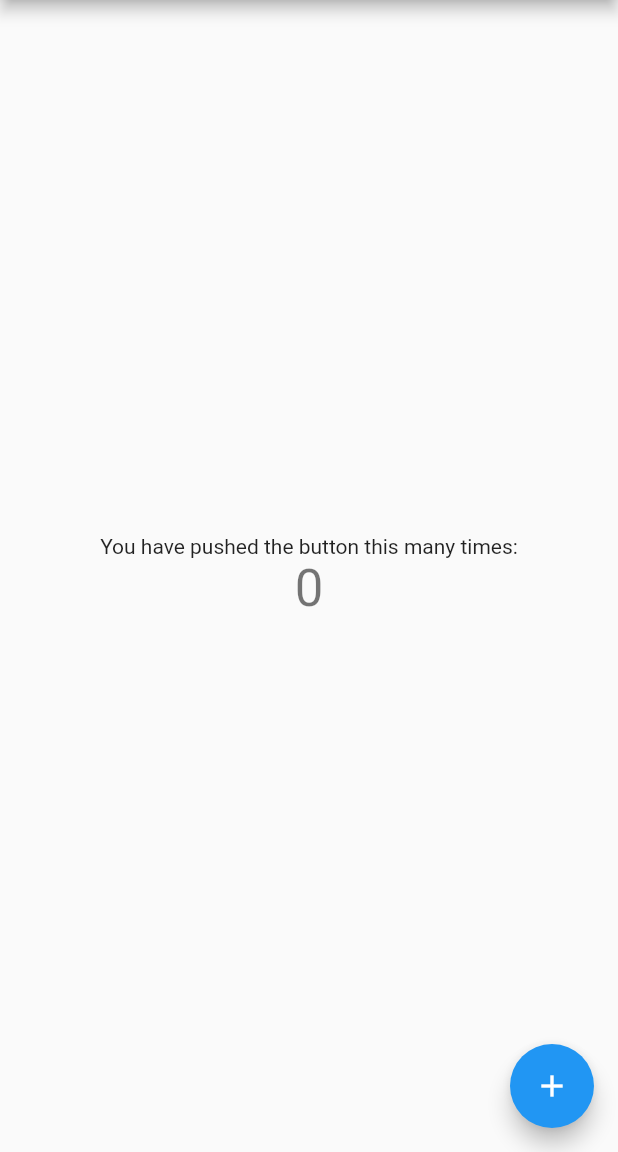
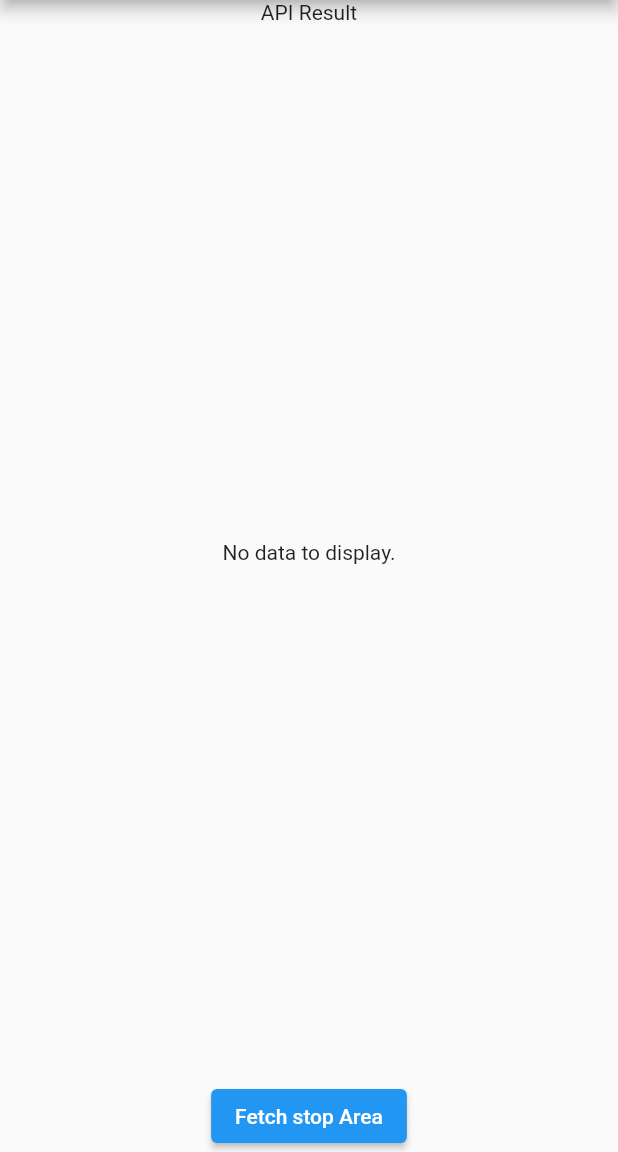
Before and after one commit to clallavena/GareConnect, a Flutter app: the screen it shows after launch, on a phone screen of 412 x 824 dp, the part 84-1236 px from its top. Run offline on Flutter 3.47's test engine with Material 2 defaults, Android fonts, the phone set to English and light mode, and no system bars; our stand-ins replace flutter_dotenv.

Commit message:
Add simple page with no pagination, call api and then display in list tile

```diff
--- a/lib/main.dart
+++ b/lib/main.dart
@@ -1,5 +1,11 @@
 import 'package:flutter/material.dart';
 import 'package:flutter_dotenv/flutter_dotenv.dart';
+import 'package:gare_connect/src/api_controller.dart';
+import 'package:gare_connect/src/model/pto_model.dart';
+import 'package:gare_connect/src/model/stop_area_model.dart';
+
+import 'package:http/http.dart' as http;
+import 'dart:developer' as developer;
 
 Future main() async{
   await dotenv.load(fileName: ".env");
@@ -50,19 +56,37 @@ class MyHomePage extends StatefulWidget {
 }
 
 class _MyHomePageState extends State<MyHomePage> {
-  int _counter = 0;
+  final ApiController _apiController = ApiController(); // Initialize the ApiController
 
-  void _incrementCounter() {
-    setState(() {
-      // This call to setState tells the Flutter framework that something has
-      // changed in this State, which causes it to rerun the build method below
-      // so that the display can reflect the updated values. If we changed
-      // _counter without calling setState(), then the build method would not be
-      // called again, and so nothing would appear to happen.
-      _counter++;
-    });
+  List<StopArea> result = []; // Variable to store the result from the API
+
+  @override
+  void initState() {
+    super.initState();
+    //_fetchStopAreas(); // Call the API when the widget is initialized
   }
 
+  Future<void> _fetchStopAreas() async {
+    try {
+      final Pto? stopAreas = await _apiController.getStopAreas(http.Client());
+
+      if (stopAreas != null && stopAreas.stopAreas != null) {
+        setState(() {
+          result = stopAreas.stopAreas!;
+        });
+      } else {
+        setState(() {
+          result = [];
+          developer.log('result is empty');
+        });
+      }
+    } catch (e) {
+      setState(() {
+        developer.log('[ERROR] $e');
+        result = []; // Handle API call errors
+      });
+    }
+  }
   @override
   Widget build(BuildContext context) {
     // This method is rerun every time setState is called, for instance as done
@@ -98,19 +122,26 @@ class _MyHomePageState extends State<MyHomePage> {
           mainAxisAlignment: MainAxisAlignment.center,
           children: <Widget>[
             const Text(
-              'You have pushed the button this many times:',
+              'API Result',
             ),
-            Text(
-              '$_counter',
-              style: Theme.of(context).textTheme.headline4,
+            Expanded(
+                child: result.isNotEmpty ? ListView.builder(
+                    itemCount: result.length,
+                    itemBuilder: (context, index) {
+                      final stopArea = result[index];
+                      return ListTile(
+                        title: Text(stopArea.name),
+                        subtitle: Text(stopArea.label),
+                      );
+                    },
+                )
+            :const Center(
+                  child: Text('No data to display.'),
+                ),
             ),
+            ElevatedButton(onPressed: _fetchStopAreas, child: const Text('Fetch stop Area')),
           ],
         ),
-      ),
-      floatingActionButton: FloatingActionButton(
-        onPressed: _incrementCounter,
-        tooltip: 'Increment',
-        child: const Icon(Icons.add),
       ), // This trailing comma makes auto-formatting nicer for build methods.
     );
   }
--- a/lib/src/model/stop_area_model.dart
+++ b/lib/src/model/stop_area_model.dart
@@ -8,7 +8,7 @@ class StopArea{
   String timezone;
   String label;
   Coord coord;
-  List<AdministrativeRegion> administrativeRegions;
+  List<AdministrativeRegion?> administrativeRegions;
 
   StopArea({
     required this.id,
@@ -27,7 +27,7 @@ class StopArea{
     timezone: json["timezone"],
     label: json["label"],
     coord: Coord.fromJson(json["coord"]),
-    administrativeRegions: List<AdministrativeRegion>.from(json["administrative_regions"].map((x) => AdministrativeRegion.fromJson(x))),
+    administrativeRegions: json["administrative_regions"] == null ? [] : List<AdministrativeRegion>.from(json["administrative_regions"]!.map((x) => AdministrativeRegion.fromJson(x))),
   );
 
   Map<String, dynamic> toJson() => {
@@ -37,8 +37,12 @@ class StopArea{
     "timezone": timezone,
     "label": label,
     "coord": coord.toJson(),
-    "administrative_regions": List<dynamic>.from(administrativeRegions.map((x) => x.toJson())),
   };
+
+  @override
+  String toString() {
+    return 'StopArea{name: $name}';
+  }
 }
 
 class AdministrativeRegion {
```
